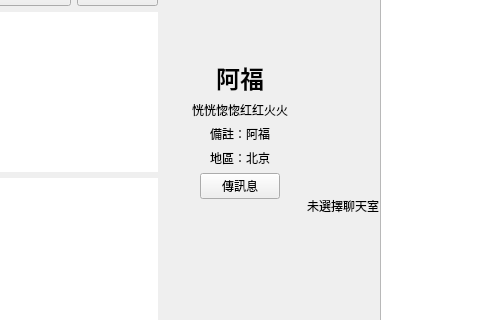
Qt form resource/ui/wechat-te-0.5.ui (0xzhaohx/webwechat) before a commit; both pictures show x 116 to 596 and y 112 to 432 of the 1032 by 635 pixel window.
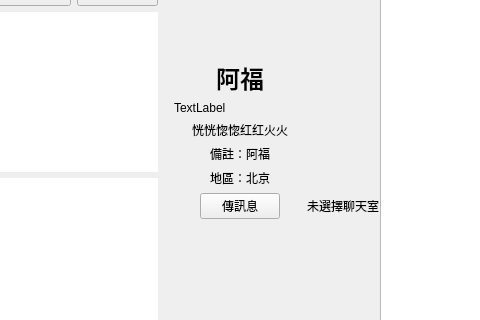
The same form after that commit.

What changed in the file:
```diff
--- a/resource/ui/wechat-te-0.5.ui
+++ b/resource/ui/wechat-te-0.5.ui
@@ -285,8 +285,21 @@
             </property>
            </widget>
           </item>
+          <item>
+           <widget class="QLabel" name="user_name_label">
+            <property name="text">
+             <string>TextLabel</string>
+            </property>
+           </widget>
+          </item>
           <item>
            <widget class="QLabel" name="signature_label">
+            <property name="minimumSize">
+             <size>
+              <width>0</width>
+              <height>10</height>
+             </size>
+            </property>
             <property name="text">
              <string>恍恍惚惚红红火火</string>
             </property>
@@ -303,6 +316,12 @@
           </item>
           <item>
            <widget class="QLabel" name="remark_label">
+            <property name="minimumSize">
+             <size>
+              <width>0</width>
+              <height>10</height>
+             </size>
+            </property>
             <property name="text">
              <string>備註：阿福</string>
             </property>
@@ -316,6 +335,12 @@
           </item>
           <item>
            <widget class="QLabel" name="province_label">
+            <property name="minimumSize">
+             <size>
+              <width>0</width>
+              <height>10</height>
+             </size>
+            </property>
             <property name="text">
              <string>地區：北京</string>
             </property>
```
